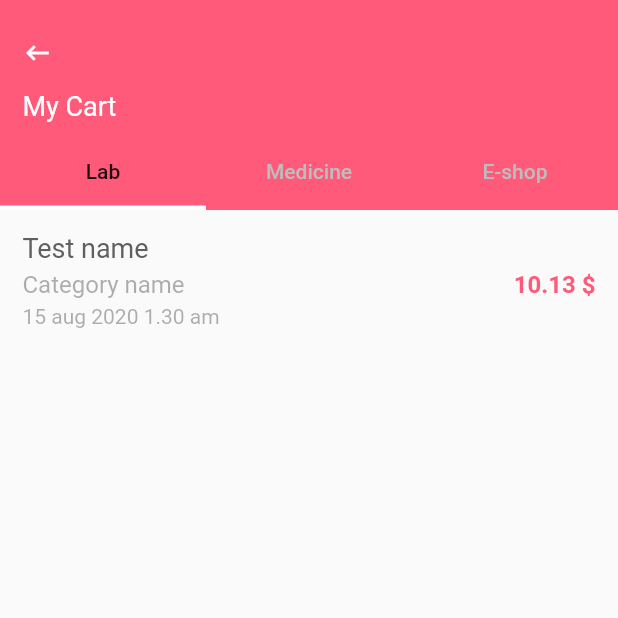
After one commit to TheAlphamerc/flutter_healthcare_app, a Flutter app: the CartPage screen opened directly, on a phone screen of 412 x 824 dp, the top half of it. The commit adds this screen. Run offline on Flutter 3.47's test engine with Material 2 defaults, Android fonts, the phone set to English and light mode, and no system bars; our stand-ins replace file_picker, flutter_datetime_picker, geolocator, group_radio_button, rating_bar, responsive_grid; missing offline and left inert: geocoder.

Commit message:
add cart page tab view

```diff
--- /dev/null
+++ b/lib/src/pages/cart_page.dart
@@ -0,0 +1,125 @@
+import 'package:flutter/material.dart';
+import 'package:flutter_healthcare_app/src/pages/lab_cart_tab.dart';
+import 'package:flutter_healthcare_app/src/pages/user/history_page.dart';
+import 'package:flutter/cupertino.dart';
+import 'package:flutter_healthcare_app/src/theme/light_color.dart';
+
+import 'package:responsive_grid/responsive_grid.dart';
+import 'package:responsive_grid/responsive_grid.dart';
+
+class CartPage extends StatefulWidget {
+  @override
+  _CartPageState createState() => _CartPageState();
+}
+
+class _CartPageState extends State<CartPage> with TickerProviderStateMixin {
+  TabController _tabController;
+
+
+  @override
+  void initState() {
+    // TODO: implement initState
+    super.initState();
+    _tabController = new TabController(length: 3,vsync: this);
+
+  }
+  @override
+  Widget build(BuildContext context) {
+    return Scaffold(
+      body: CustomScrollView(
+        slivers: <Widget>[
+          SliverList(
+            delegate: SliverChildListDelegate([
+              Stack(
+                children: <Widget>[
+                  Container(
+                    height: MediaQuery.of(context).size.height,
+                    color: LightColor.themered,
+                    child: Column(
+                      crossAxisAlignment: CrossAxisAlignment.start,
+                      children: [
+                        Padding(
+                          padding: const EdgeInsets.only(top:25.0,left: 15),
+                          child: Icon(Icons.keyboard_backspace,
+                            size: 20,
+                            color: LightColor.white,),
+                        ),
+                        Padding(
+                          padding: const EdgeInsets.only(left:15,top:15.0,bottom: 10),
+                          child: Text('My Cart',
+                            style: TextStyle(
+                              color: LightColor.white,
+                              fontSize: 18
+                            ),
+                          ),
+                        ),
+                        Container(
+                          width: MediaQuery.of(context).size.width,
+                          child: ResponsiveGridRow(
+                            children: [
+                              ResponsiveGridCol(
+                                child: Container(
+                                  color: LightColor.themered,
+                                  width: MediaQuery.of(context).size.width,
+                                  child: TabBar(
+                                    indicatorWeight: 3,
+                                    unselectedLabelColor: Colors.grey.shade400,
+                                    labelColor: Colors.black87,
+                                    tabs: [
+                                      new Tab(
+                                        text: "Lab",),
+                                      new Tab(text: "Medicine"),
+                                      new Tab(text: "E-shop"),
+                                    ],
+                                    controller: _tabController,
+                                    indicatorColor: Colors.white,
+                                  ),
+                                ),
+                              )
+                            ],
+                          ),
+                        ),
+                      ],
+                    ),
+                  ),
+                  Positioned(
+                    top: 140,
+                    child: Container(
+                      height: MediaQuery.of(context).size.height,
+                      color: Colors.white,
+                      width: MediaQuery.of(context).size.width,
+                      child: ResponsiveGridRow(
+                        children: [
+                          ResponsiveGridCol(
+                            child: Column(
+                              children: <Widget>[
+                                Container(
+                                  height: MediaQuery.of(context).size.height,
+                                  width: MediaQuery.of(context).size.width,
+                                  child: TabBarView(
+                                    controller: _tabController,
+                                    children: [
+                                      LabTab(),
+                                      LabTab(),
+                                      LabTab(),
+                                    ],
+                                  ),
+                                ),
+                              ],
+                            ),
+                          )
+                        ],
+                      ),
+                    ),
+                  ),
+                ],
+              ),
+            ]),
+          )
+        ],
+      ),
+    )
+    ;
+  }
+
+}
--- a/lib/src/pages/eshop/eshop_detail_page.dart
+++ b/lib/src/pages/eshop/eshop_detail_page.dart
@@ -1,6 +1,7 @@
 import 'package:flutter/material.dart';
 import 'package:flutter_healthcare_app/src/model/medicine_model.dart';
 import 'package:flutter_healthcare_app/src/pages/book_appoint_page.dart';
+import 'package:flutter_healthcare_app/src/pages/cart_page.dart';
 import 'package:flutter_healthcare_app/src/theme/light_color.dart';
 import 'package:flutter_healthcare_app/src/model/dactor_model.dart';
 import 'package:flutter_healthcare_app/src/theme/text_styles.dart';
@@ -64,6 +65,12 @@ class _EshopDetailPageState extends State<EshopDetailPage> {
             ),
             Padding(
               padding: const EdgeInsets.all(8.0),
+              child: GestureDetector(
+                onTap: (){
+                  Navigator.push(context,
+                      MaterialPageRoute(builder: (_) => CartPage()));
+
+                },
                 child: Container(
                   height: 30,
                   width: 30,
@@ -84,6 +91,7 @@ class _EshopDetailPageState extends State<EshopDetailPage> {
                       Icons.add_shopping_cart,
                       color: LightColor.themered,
                       size: 20,
+                    ),
                   ),
                 ),
               ),
@@ -257,6 +265,25 @@ class _EshopDetailPageState extends State<EshopDetailPage> {
             ),
           ),
         ),
+        Padding(
+          padding: const EdgeInsets.only(top:8.0),
+          child: Container(
+            height: 50,
+            width: MediaQuery.of(context).size.width,
+            decoration: BoxDecoration(
+              color: LightColor.themered,
+              borderRadius: BorderRadius.all(Radius.circular(10
+              ))
+            ),
+            child: Center(
+              child: Text('Add to cart',
+              style: TextStyle(
+                color: LightColor.white,
+                fontSize: 16
+              ),),
+            ),
+          ),
+        )
       ],
     );
   }
--- /dev/null
+++ b/lib/src/pages/lab_cart_tab.dart
@@ -0,0 +1,59 @@
+import 'package:flutter/material.dart';
+import 'package:flutter_healthcare_app/src/theme/light_color.dart';
+
+class LabTab extends StatefulWidget {
+  @override
+  _LabTabState createState() => _LabTabState();
+}
+
+class _LabTabState extends State<LabTab> {
+  @override
+  Widget build(BuildContext context) {
+    return Scaffold(
+      body: Container(
+        width: MediaQuery.of(context).size.width,
+        height: MediaQuery.of(context).size.height,
+        child: Padding(
+          padding: const EdgeInsets.only(left:15.0,top: 15.0,right: 15),
+          child: Column(
+            crossAxisAlignment: CrossAxisAlignment.start,
+            children: [
+              Text('Test name',
+                style: TextStyle(
+                    color: LightColor.lightblack,
+                    fontSize: 18
+                ),),
+              Row(
+                mainAxisAlignment: MainAxisAlignment.spaceBetween,
+                children: [
+                  Padding(
+                    padding: const EdgeInsets.only(top:4.0,bottom: 4.0),
+                    child: Text('Category name',
+                      style: TextStyle(
+                          color: LightColor.lightblack.withOpacity(0.5),
+                          fontSize: 16
+                      ),),
+                  ),
+                  Padding(
+                    padding: const EdgeInsets.only(top:4.0,bottom: 4.0),
+                    child: Text('10.13 \$',
+                      style: TextStyle(
+                          color: LightColor.themered,
+                          fontSize: 16,
+                        fontWeight: FontWeight.bold
+                      ),),
+                  ),
+                ],
+              ),
+              Text('15 aug 2020 1.30 am',
+                style: TextStyle(
+                    color: LightColor.lightblack.withOpacity(0.5),
+                    fontSize: 14
+                ),)
+            ],
+          ),
+        ),
+      ),
+    );
+  }
+}
--- a/pubspec.yaml
+++ b/pubspec.yaml
@@ -30,6 +30,7 @@ dependencies:
   rating_bar: ^0.2.0
   group_radio_button: ^1.0.1
   file_picker: ^2.0.0
+  responsive_grid: ^1.2.1+1
 
 dev_dependencies:
   flutter_test:
```
Also changed, not shown: pubspec.lock. Lines whose indentation alone changed are shown as unchanged.
